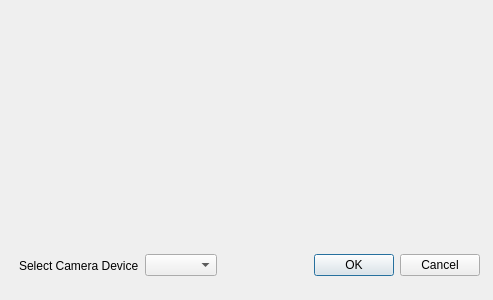
Above: BioTracker/CoreApp/BioTracker/View/CameraDevice.ui from BioroboticsLab/biotracker_core before the change. Below: the same form after it.
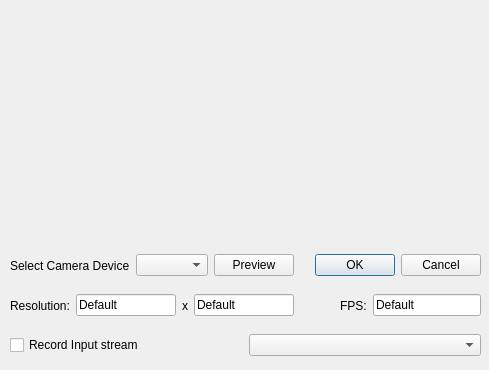
That is the form after the change.

The edit to the form file:
```diff
--- a/BioTracker/CoreApp/BioTracker/View/CameraDevice.ui
+++ b/BioTracker/CoreApp/BioTracker/View/CameraDevice.ui
@@ -6,8 +6,8 @@
    <rect>
     <x>0</x>
     <y>0</y>
-    <width>493</width>
-    <height>300</height>
+    <width>489</width>
+    <height>370</height>
    </rect>
   </property>
   <property name="windowTitle">
@@ -16,9 +16,9 @@
   <widget class="QWidget" name="layoutWidget">
    <property name="geometry">
     <rect>
-     <x>19</x>
+     <x>10</x>
      <y>250</y>
-     <width>461</width>
+     <width>471</width>
      <height>31</height>
     </rect>
    </property>
@@ -33,6 +33,13 @@
     <item>
      <widget class="QComboBox" name="comboBox"/>
     </item>
+    <item>
+     <widget class="QPushButton" name="pushButton">
+      <property name="text">
+       <string>Preview</string>
+      </property>
+     </widget>
+    </item>
     <item>
      <widget class="QDialogButtonBox" name="buttonBox">
       <property name="standardButtons">
@@ -51,6 +58,150 @@
      <height>231</height>
     </rect>
    </property>
+   <widget class="QWidget" name="verticalLayoutWidget">
+    <property name="geometry">
+     <rect>
+      <x>0</x>
+      <y>0</y>
+      <width>471</width>
+      <height>231</height>
+     </rect>
+    </property>
+    <layout class="QVBoxLayout" name="verticalLayout">
+     <item>
+      <widget class="QLabel" name="label_NoImage">
+       <property name="text">
+        <string>&lt;No Image&gt;</string>
+       </property>
+      </widget>
+     </item>
+    </layout>
+   </widget>
+  </widget>
+  <widget class="QWidget" name="horizontalLayoutWidget">
+   <property name="geometry">
+    <rect>
+     <x>10</x>
+     <y>290</y>
+     <width>471</width>
+     <height>31</height>
+    </rect>
+   </property>
+   <layout class="QHBoxLayout" name="horizontalLayout_2">
+    <item>
+     <widget class="QLabel" name="label_2">
+      <property name="sizePolicy">
+       <sizepolicy hsizetype="Fixed" vsizetype="Preferred">
+        <horstretch>0</horstretch>
+        <verstretch>0</verstretch>
+       </sizepolicy>
+      </property>
+      <property name="text">
+       <string>Resolution:</string>
+      </property>
+     </widget>
+    </item>
+    <item>
+     <widget class="QLineEdit" name="lineEdit">
+      <property name="sizePolicy">
+       <sizepolicy hsizetype="Fixed" vsizetype="Fixed">
+        <horstretch>0</horstretch>
+        <verstretch>0</verstretch>
+       </sizepolicy>
+      </property>
+      <property name="maximumSize">
+       <size>
+        <width>100</width>
+        <height>16777215</height>
+       </size>
+      </property>
+      <property name="text">
+       <string>Default</string>
+      </property>
+     </widget>
+    </item>
+    <item>
+     <widget class="QLabel" name="label_3">
+      <property name="sizePolicy">
+       <sizepolicy hsizetype="Fixed" vsizetype="Preferred">
+        <horstretch>0</horstretch>
+        <verstretch>0</verstretch>
+       </sizepolicy>
+      </property>
+      <property name="text">
+       <string>x</string>
+      </property>
+     </widget>
+    </item>
+    <item>
+     <widget class="QLineEdit" name="lineEdit_2">
+      <property name="maximumSize">
+       <size>
+        <width>100</width>
+        <height>16777215</height>
+       </size>
+      </property>
+      <property name="text">
+       <string>Default</string>
+      </property>
+     </widget>
+    </item>
+    <item>
+     <spacer name="horizontalSpacer">
+      <property name="orientation">
+       <enum>Qt::Horizontal</enum>
+      </property>
+      <property name="sizeHint" stdset="0">
+       <size>
+        <width>40</width>
+        <height>20</height>
+       </size>
+      </property>
+     </spacer>
+    </item>
+    <item>
+     <widget class="QLabel" name="label_4">
+      <property name="sizePolicy">
+       <sizepolicy hsizetype="Fixed" vsizetype="Preferred">
+        <horstretch>0</horstretch>
+        <verstretch>0</verstretch>
+       </sizepolicy>
+      </property>
+      <property name="text">
+       <string>FPS:</string>
+      </property>
+     </widget>
+    </item>
+    <item>
+     <widget class="QLineEdit" name="lineEdit_3">
+      <property name="text">
+       <string>Default</string>
+      </property>
+     </widget>
+    </item>
+   </layout>
+  </widget>
+  <widget class="QWidget" name="horizontalLayoutWidget_2">
+   <property name="geometry">
+    <rect>
+     <x>10</x>
+     <y>330</y>
+     <width>471</width>
+     <height>31</height>
+    </rect>
+   </property>
+   <layout class="QHBoxLayout" name="horizontalLayout_3">
+    <item>
+     <widget class="QCheckBox" name="checkBox">
+      <property name="text">
+       <string>Record Input stream</string>
+      </property>
+     </widget>
+    </item>
+    <item>
+     <widget class="QComboBox" name="comboBox_2"/>
+    </item>
+   </layout>
   </widget>
  </widget>
  <resources/>
```
